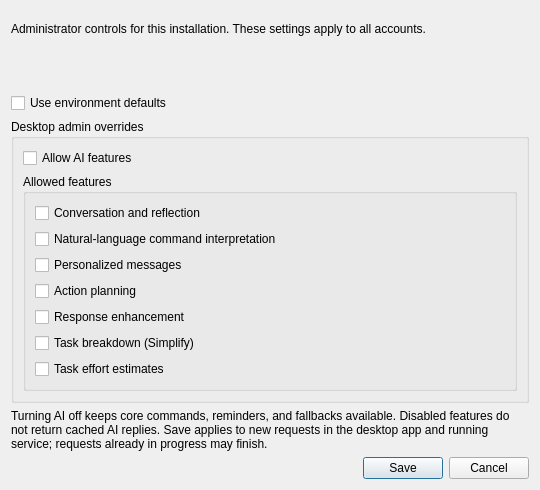
The window that ui/designs/ai_controls_dialog.ui (Jacfogel/MHM) describes before a commit, drawn with Qt 5.
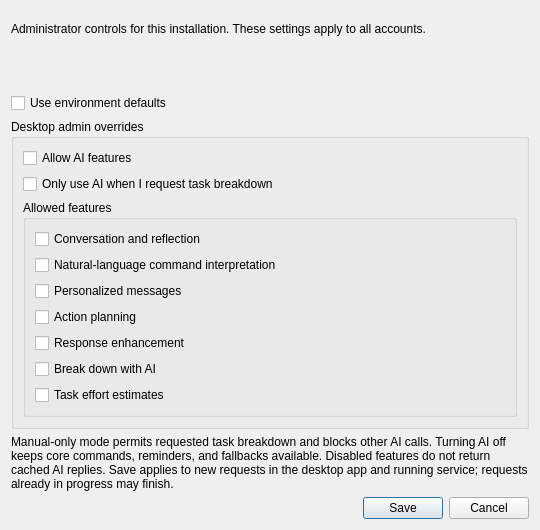
The same window after the commit.

Diff of the .ui file:
```diff
--- a/ui/designs/ai_controls_dialog.ui
+++ b/ui/designs/ai_controls_dialog.ui
@@ -15,6 +15,7 @@
     <property name="title"><string>Desktop admin overrides</string></property>
     <layout class="QVBoxLayout" name="policyLayout">
      <item><widget class="QCheckBox" name="allowAICheckBox"><property name="text"><string>Allow AI features</string></property></widget></item>
+     <item><widget class="QCheckBox" name="manualOnlyCheckBox"><property name="text"><string>Only use AI when I request task breakdown</string></property></widget></item>
      <item><widget class="QGroupBox" name="featuresGroup">
       <property name="title"><string>Allowed features</string></property>
       <layout class="QVBoxLayout" name="featuresLayout">
@@ -23,14 +24,14 @@
        <item><widget class="QCheckBox" name="personalizedMessagesCheckBox"><property name="text"><string>Personalized messages</string></property></widget></item>
        <item><widget class="QCheckBox" name="actionPlanningCheckBox"><property name="text"><string>Action planning</string></property></widget></item>
        <item><widget class="QCheckBox" name="responseEnhancementCheckBox"><property name="text"><string>Response enhancement</string></property></widget></item>
-       <item><widget class="QCheckBox" name="taskBreakdownCheckBox"><property name="text"><string>Task breakdown (Simplify)</string></property></widget></item>
+       <item><widget class="QCheckBox" name="taskBreakdownCheckBox"><property name="text"><string>Break down with AI</string></property></widget></item>
        <item><widget class="QCheckBox" name="taskEffortCheckBox"><property name="text"><string>Task effort estimates</string></property></widget></item>
       </layout>
      </widget></item>
     </layout>
    </widget></item>
    <item><widget class="QLabel" name="behaviorLabel">
-    <property name="text"><string>Turning AI off keeps core commands, reminders, and fallbacks available. Disabled features do not return cached AI replies. Save applies to new requests in the desktop app and running service; requests already in progress may finish.</string></property>
+    <property name="text"><string>Manual-only mode permits requested task breakdown and blocks other AI calls. Turning AI off keeps core commands, reminders, and fallbacks available. Disabled features do not return cached AI replies. Save applies to new requests in the desktop app and running service; requests already in progress may finish.</string></property>
     <property name="wordWrap"><bool>true</bool></property>
    </widget></item>
    <item><widget class="QDialogButtonBox" name="buttonBox"><property name="standardButtons"><set>QDialogButtonBox::Cancel|QDialogButtonBox::Save</set></property></widget></item>
```
